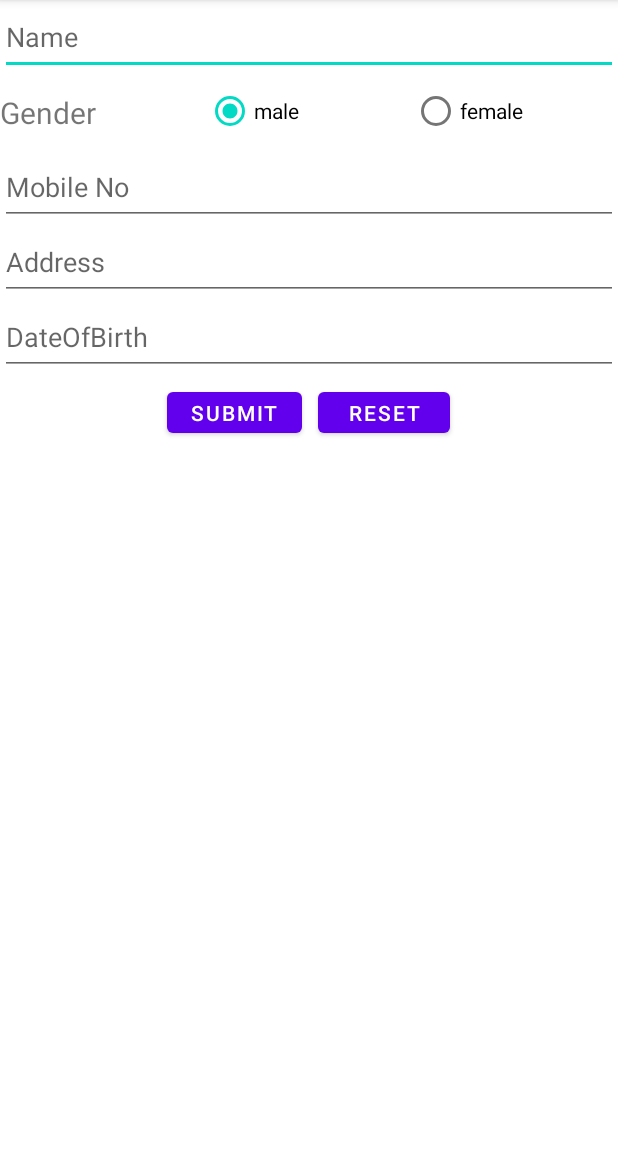
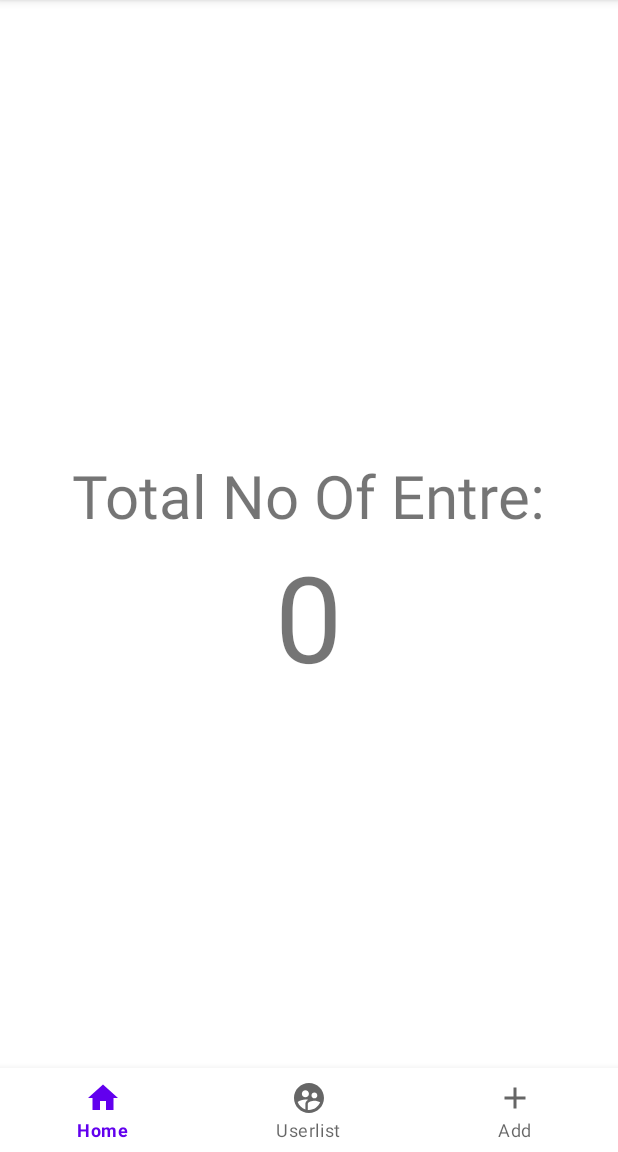
Before and after one commit to abhishekjha1802/training, an Android app: the screen it shows after launch (MainActivity), on a phone screen of 412 x 824 dp, the part 84-1236 px from its top. Run offline under Robolectric (Android 15) with nearby library versions, the phone set to English and light mode, and no system bars.

Commit message:
Added bottom navigation and fetched data from database

```diff
--- a/app/build.gradle
+++ b/app/build.gradle
@@ -37,6 +37,8 @@ dependencies {
     implementation 'androidx.appcompat:appcompat:1.4.0'
     implementation 'com.google.android.material:material:1.4.0'
     implementation 'androidx.constraintlayout:constraintlayout:2.1.2'
+    implementation 'com.google.android.material:material:1.1.0'
+    implementation 'androidx.legacy:legacy-support-v4:1.0.0'
     testImplementation 'junit:junit:4.+'
     androidTestImplementation 'androidx.test.ext:junit:1.1.3'
     androidTestImplementation 'androidx.test.espresso:espresso-core:3.4.0'
--- a/app/src/main/java/com/example/myfirstapp/MainActivity.kt
+++ b/app/src/main/java/com/example/myfirstapp/MainActivity.kt
@@ -6,20 +6,48 @@ import android.os.Bundle
 import android.text.Editable
 import android.widget.*
 import androidx.appcompat.app.AlertDialog
+import androidx.fragment.app.Fragment
+import com.example.myfirstapp.fragments.AddFragment
+import com.example.myfirstapp.fragments.HomeFragment
+import com.example.myfirstapp.fragments.UserlistFragment
+import com.google.android.material.bottomnavigation.BottomNavigationView
 
 class MainActivity : AppCompatActivity() {
-    lateinit var name:String
+
+
+    private val homeFragment=HomeFragment()
+    private val userlistFragment=UserlistFragment()
+    private val addFragment=AddFragment()
+
+
+
+
+
+    /*lateinit var name:String
     lateinit var mobile_no:String
     lateinit var address:String
     lateinit var gender:String
-    lateinit var dob :String
+    lateinit var dob :String*/
 
 
     override fun onCreate(savedInstanceState: Bundle?) {
         super.onCreate(savedInstanceState)
         setContentView(R.layout.activity_main)
 
-        loadState()
+
+        replaceFragment(homeFragment)
+
+        findViewById<BottomNavigationView>(R.id.bottom_navigation).setOnItemSelectedListener {
+            if(it.itemId==R.id.homeButton)
+                replaceFragment(homeFragment)
+            else if(it.itemId==R.id.userlistButton)
+                replaceFragment(userlistFragment)
+            else
+                replaceFragment(addFragment)
+            true
+        }
+
+        /*loadState()
 
 
         var submit = findViewById<Button>(R.id.submit)
@@ -55,10 +83,19 @@ class MainActivity : AppCompatActivity() {
         reset.setOnClickListener {
 
             reset()
+        }*/
+    }
+
+    private fun replaceFragment(fragment: Fragment) {
+        if(fragment!=null)
+        {
+            val transaction=supportFragmentManager.beginTransaction()
+            transaction.replace(R.id.fragment_container,fragment)
+            transaction.commit()
         }
     }
 
-    private fun reset() {
+    /*private fun reset() {
         findViewById<EditText>(R.id.name).text.clear()
         findViewById<EditText>(R.id.mobile_no).text.clear()
         findViewById<EditText>(R.id.address).text.clear()
@@ -107,6 +144,6 @@ class MainActivity : AppCompatActivity() {
 
         editable.apply()
     }
-
+    */
 
 }
--- /dev/null
+++ b/app/src/main/java/com/example/myfirstapp/fragments/HomeFragment.kt
@@ -0,0 +1,34 @@
+package com.example.myfirstapp.fragments
+
+import android.os.Bundle
+import androidx.fragment.app.Fragment
+import android.view.LayoutInflater
+import android.view.View
+import android.view.ViewGroup
+import android.widget.TextView
+import com.example.myfirstapp.DbHelper
+import com.example.myfirstapp.R
+
+
+class HomeFragment : Fragment() {
+
+    override fun onCreateView(
+        inflater: LayoutInflater,
+        container: ViewGroup?,
+        savedInstanceState: Bundle?
+    ): View? {
+
+        var v=inflater.inflate(R.layout.fragment_home,container,false)
+        super.onCreateView(inflater, container, savedInstanceState)
+        var dbHelper = context?.let { it1 -> DbHelper(it1.applicationContext) }
+        var db = dbHelper?.readableDatabase
+        var cursor=db?.query("Users",null,null,null,null,null,null)
+        var count=cursor?.count
+
+        v.findViewById<TextView>(R.id.entriesCount).text=count.toString()
+
+        return v
+    }
+
+
+}
--- /dev/null
+++ b/app/src/main/res/drawable/ic_add.xml
@@ -0,0 +1,10 @@
+<vector xmlns:android="http://schemas.android.com/apk/res/android"
+    android:width="24dp"
+    android:height="24dp"
+    android:viewportWidth="24"
+    android:viewportHeight="24"
+    android:tint="?attr/colorControlNormal">
+  <path
+      android:fillColor="@android:color/white"
+      android:pathData="M19,13h-6v6h-2v-6H5v-2h6V5h2v6h6v2z"/>
+</vector>
--- /dev/null
+++ b/app/src/main/res/drawable/ic_home.xml
@@ -0,0 +1,10 @@
+<vector xmlns:android="http://schemas.android.com/apk/res/android"
+    android:width="24dp"
+    android:height="24dp"
+    android:viewportWidth="24"
+    android:viewportHeight="24"
+    android:tint="?attr/colorControlNormal">
+  <path
+      android:fillColor="@android:color/white"
+      android:pathData="M10,20v-6h4v6h5v-8h3L12,3 2,12h3v8z"/>
+</vector>
--- /dev/null
+++ b/app/src/main/res/drawable/ic_users.xml
@@ -0,0 +1,10 @@
+<vector xmlns:android="http://schemas.android.com/apk/res/android"
+    android:width="24dp"
+    android:height="24dp"
+    android:viewportWidth="24"
+    android:viewportHeight="24"
+    android:tint="?attr/colorControlNormal">
+  <path
+      android:fillColor="@android:color/white"
+      android:pathData="M11.99,2c-5.52,0 -10,4.48 -10,10s4.48,10 10,10 10,-4.48 10,-10 -4.48,-10 -10,-10zM15.6,8.34c1.07,0 1.93,0.86 1.93,1.93 0,1.07 -0.86,1.93 -1.93,1.93 -1.07,0 -1.93,-0.86 -1.93,-1.93 -0.01,-1.07 0.86,-1.93 1.93,-1.93zM9.6,6.76c1.3,0 2.36,1.06 2.36,2.36 0,1.3 -1.06,2.36 -2.36,2.36s-2.36,-1.06 -2.36,-2.36c0,-1.31 1.05,-2.36 2.36,-2.36zM9.6,15.89v3.75c-2.4,-0.75 -4.3,-2.6 -5.14,-4.96 1.05,-1.12 3.67,-1.69 5.14,-1.69 0.53,0 1.2,0.08 1.9,0.22 -1.64,0.87 -1.9,2.02 -1.9,2.68zM11.99,20c-0.27,0 -0.53,-0.01 -0.79,-0.04v-4.07c0,-1.42 2.94,-2.13 4.4,-2.13 1.07,0 2.92,0.39 3.84,1.15 -1.17,2.97 -4.06,5.09 -7.45,5.09z"/>
+</vector>
--- a/app/src/main/res/layout/activity_main.xml
+++ b/app/src/main/res/layout/activity_main.xml
@@ -1,104 +1,24 @@
 <?xml version="1.0" encoding="utf-8"?>
-<androidx.appcompat.widget.LinearLayoutCompat xmlns:android="http://schemas.android.com/apk/res/android"
+<RelativeLayout
+    xmlns:android="http://schemas.android.com/apk/res/android"
     xmlns:app="http://schemas.android.com/apk/res-auto"
     xmlns:tools="http://schemas.android.com/tools"
     android:layout_width="match_parent"
     android:layout_height="match_parent"
-    android:orientation="vertical"
-
     tools:context=".MainActivity">
 
-    <EditText
+
+    <FrameLayout
+        android:id="@+id/fragment_container"
         android:layout_width="match_parent"
-        android:layout_height="50dp"
-        android:hint="Name"
-        android:id="@+id/name"
+        android:layout_height="match_parent"
         />
-    <androidx.appcompat.widget.LinearLayoutCompat
+    <com.google.android.material.bottomnavigation.BottomNavigationView
+        android:id="@+id/bottom_navigation"
         android:layout_width="match_parent"
-        android:layout_height="50dp"
-        >
+        android:layout_height="wrap_content"
+        app:menu="@menu/menu"
+        android:layout_alignParentBottom="true"/>
 
-        <TextView
-            android:layout_width="0dp"
-            android:layout_weight="1"
-            android:layout_height="wrap_content"
-            android:layout_gravity="center"
-            android:text="Gender"
-            android:textSize="20dp"/>
-        <RadioGroup
-            android:id="@+id/gender"
-            android:layout_width="0dp"
-            android:layout_height="50dp"
-            android:layout_weight="2"
-            android:orientation="horizontal"
-            >
-            <RadioButton
-                android:id="@+id/male"
-                android:layout_width="0dp"
-                android:layout_weight="1"
-                android:layout_height="wrap_content"
-                android:text="male"/>
-            <RadioButton
-                android:id="@+id/female"
-                android:layout_width="0dp"
-                android:layout_weight="1"
-                android:layout_height="wrap_content"
-                android:text="female"/>
-        </RadioGroup>
 
-    </androidx.appcompat.widget.LinearLayoutCompat>
-
-    <EditText
-        android:layout_width="match_parent"
-        android:layout_height="50dp"
-        android:hint="Mobile No"
-        android:id="@+id/mobile_no"
-        />
-    <EditText
-        android:layout_width="match_parent"
-        android:layout_height="50dp"
-        android:hint="Address"
-        android:id="@+id/address"
-        />
-    <EditText
-        android:layout_width="match_parent"
-        android:layout_height="50dp"
-        android:hint="DateOfBirth"
-        android:id="@+id/dob"
-        />
-
-    <RelativeLayout
-        android:layout_width="match_parent"
-        android:layout_height="50dp"
-        android:orientation="horizontal"
-        >
-        <LinearLayout
-            android:layout_width="wrap_content"
-            android:layout_height="wrap_content"
-            android:layout_centerInParent="true"
-            >
-            <Button
-                android:layout_width="wrap_content"
-                android:layout_height="wrap_content"
-                android:text="Submit"
-                android:id="@+id/submit"
-                android:layout_margin="5dp"
-                />
-            <Button
-                android:layout_width="wrap_content"
-                android:layout_height="wrap_content"
-                android:text="Reset"
-                android:id="@+id/reset"
-                android:layout_margin="5dp"
-                />
-        </LinearLayout>
-    </RelativeLayout>
-
-    <com.google.android.material.chip.ChipGroup
-        android:layout_width="wrap_content"
-        android:layout_height="wrap_content">
-
-    </com.google.android.material.chip.ChipGroup>
-
-</androidx.appcompat.widget.LinearLayoutCompat>
+</RelativeLayout>
--- /dev/null
+++ b/app/src/main/res/layout/fragment_home.xml
@@ -0,0 +1,29 @@
+<?xml version="1.0" encoding="utf-8"?>
+<FrameLayout xmlns:android="http://schemas.android.com/apk/res/android"
+    xmlns:tools="http://schemas.android.com/tools"
+    android:layout_width="match_parent"
+    android:layout_height="match_parent"
+    tools:context=".fragments.HomeFragment">
+
+    <!-- TODO: Update blank fragment layout -->
+    <LinearLayout
+        android:layout_width="wrap_content"
+        android:layout_height="wrap_content"
+        android:orientation="vertical"
+        android:layout_gravity="center"
+        >
+        <TextView
+            android:layout_width="match_parent"
+            android:layout_height="match_parent"
+            android:text="Total No Of Entre:"
+            android:textSize="40dp"
+            android:gravity="center"/>
+        <TextView
+            android:id="@+id/entriesCount"
+            android:layout_width="match_parent"
+            android:layout_height="wrap_content"
+            android:gravity="center"
+            android:textSize="80dp"
+            android:text="0"/>
+    </LinearLayout>
+</FrameLayout>
--- /dev/null
+++ b/app/src/main/res/menu/menu.xml
@@ -0,0 +1,16 @@
+<?xml version="1.0" encoding="utf-8"?>
+<menu xmlns:android="http://schemas.android.com/apk/res/android">
+    <item
+        android:id="@+id/homeButton"
+        android:icon="@drawable/ic_home"
+        android:title="Home"/>
+
+    <item
+        android:id="@+id/userlistButton"
+        android:icon="@drawable/ic_users"
+        android:title="Userlist"/>
+    <item
+        android:id="@+id/addButton"
+        android:icon="@drawable/ic_add"
+        android:title="Add"/>
+</menu>
--- a/app/src/main/res/values/strings.xml
+++ b/app/src/main/res/values/strings.xml
@@ -1,3 +1,5 @@
 <resources>
     <string name="app_name">Splash Screen App</string>
+    <!-- TODO: Remove or change this placeholder text -->
+    <string name="hello_blank_fragment">Hello blank fragment</string>
 </resources>
```
Also changed, not shown: app/src/main/java/com/example/myfirstapp/fragments/AddFragment.kt (added, +120 -0 lines), app/src/main/java/com/example/myfirstapp/fragments/MyAdapter.kt (added, +20 -0 lines), app/src/main/java/com/example/myfirstapp/fragments/UserlistFragment.kt (added, +55 -0 lines), app/src/main/res/layout/fragment_add.xml (added, +100 -0 lines), app/src/main/res/layout/fragment_blank.xml (added, +14 -0 lines), app/src/main/res/layout/fragment_userlist.xml (added, +14 -0 lines), app/src/main/res/layout/list_item.xml (added, +13 -0 lines).
